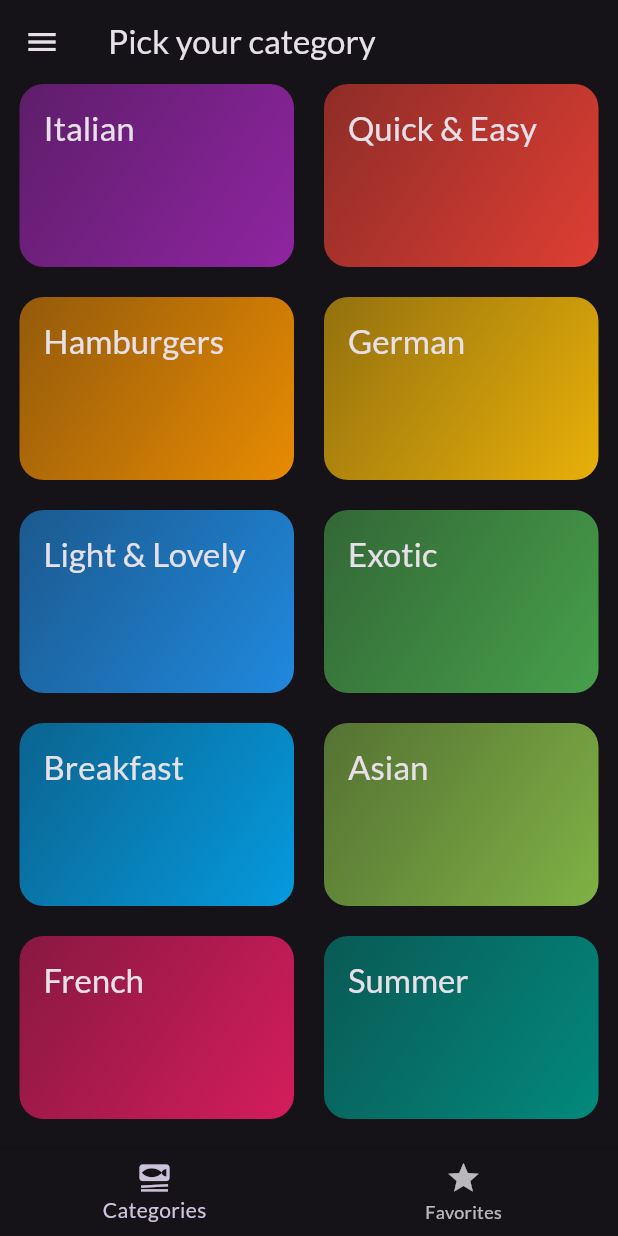
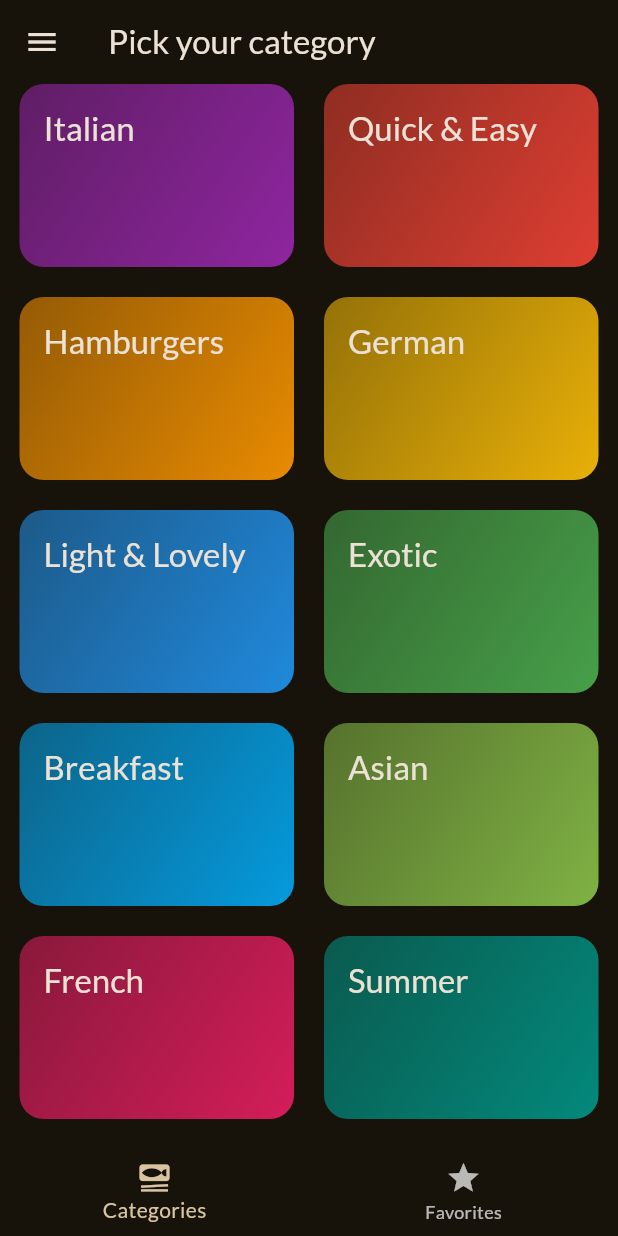
Before and after one commit to Mohamed-Abd-El-Ghany/Meal_app, a Flutter app: the screen it shows after launch, on a phone screen of 412 x 824 dp. Run offline on Flutter 3.47's test engine with Material 2 defaults, Android fonts, the phone set to English and light mode, and no system bars; our stand-ins replace flutter_riverpod, google_fonts, transparent_image.

Commit message:
Initial commit

```diff
--- a/lib/main.dart
+++ b/lib/main.dart
@@ -19,7 +19,7 @@ class MyApp extends StatelessWidget {
       title: 'Flutter Demo',
       theme: ThemeData(
         colorScheme: ColorScheme.fromSeed(
-            brightness: Brightness.dark, seedColor: Colors.deepPurple),
+            brightness: Brightness.dark, seedColor: Colors.amber),
         useMaterial3: true,
         textTheme: GoogleFonts.latoTextTheme(),
       ),
```
